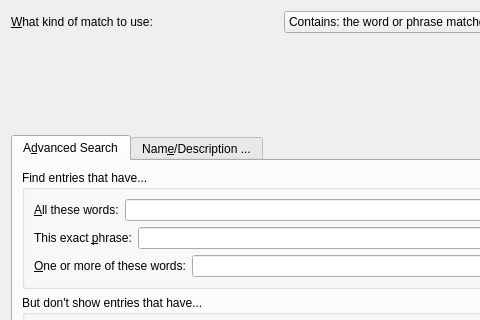
Before: the Qt Designer form src/calibre/gui2/store/config/chooser/adv_search_builder.ui in kovidgoyal/calibre, drawn with Qt 5; both pictures show x 0 to 480 and y 0 to 320 of the 752 by 472 pixel window.
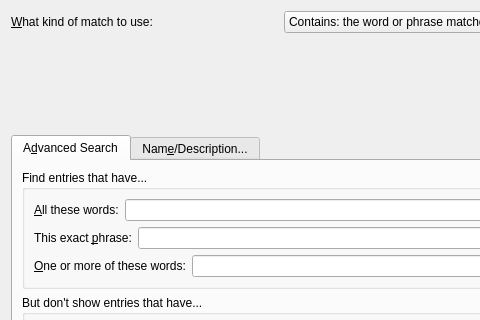
After: the same form once the commit is applied. Icons and pictures are not drawn. Custom widgets are drawn as their Qt base class.

What changed in the file:
```diff
--- a/src/calibre/gui2/store/config/chooser/adv_search_builder.ui
+++ b/src/calibre/gui2/store/config/chooser/adv_search_builder.ui
@@ -186,7 +186,7 @@
      </widget>
      <widget class="QWidget" name="tab_2">
       <attribute name="title">
-       <string>Nam&amp;e/Description ...</string>
+       <string>Nam&amp;e/Description...</string>
       </attribute>
       <layout class="QGridLayout" name="gridLayout">
        <item row="1" column="0">
```
